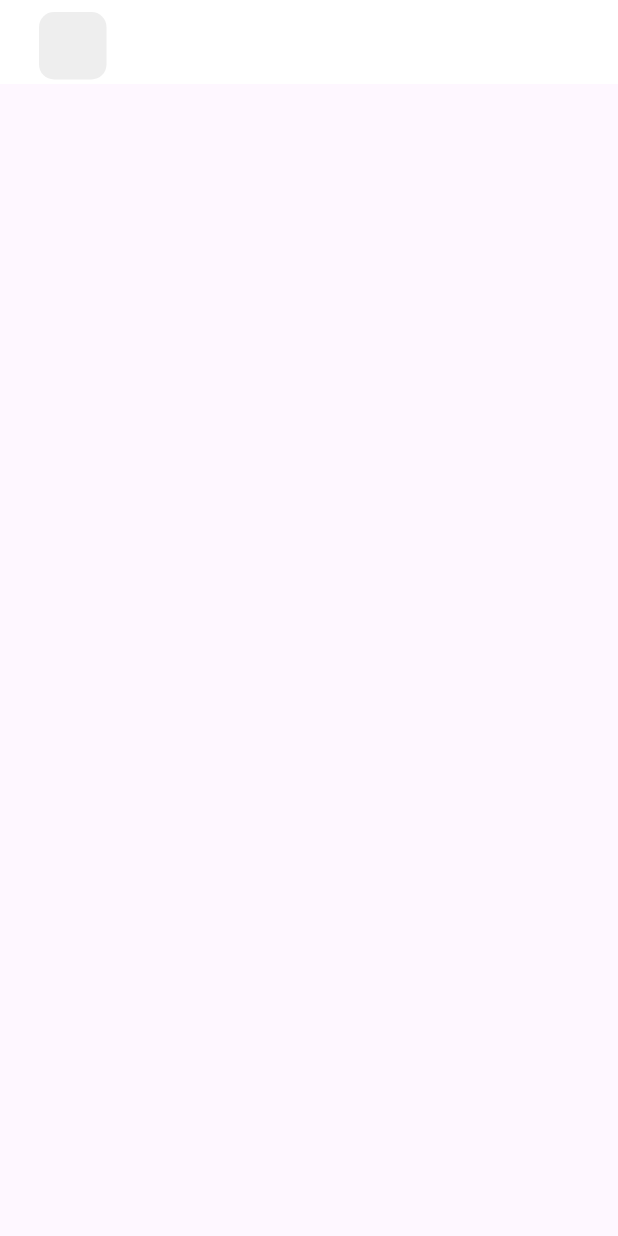
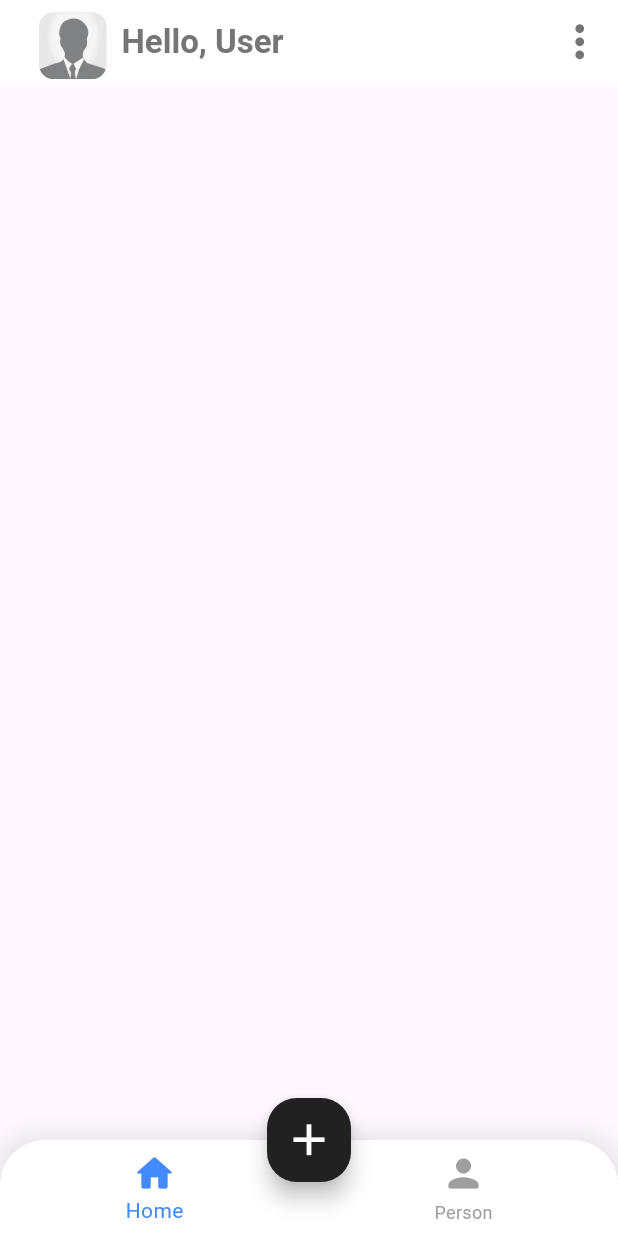
Before and after one commit to Shreyas20004/Task_manager, a Flutter app: the screen it shows after launch, on a phone screen of 412 x 824 dp. Run offline on Flutter 3.47's test engine with Material 3 defaults, Android fonts, the phone set to English and light mode, and no system bars; statements that could not run were skipped.

Commit message:
Some changes

```diff
--- a/lib/screens/Homepage.dart
+++ b/lib/screens/Homepage.dart
@@ -1,4 +1,5 @@
 import 'package:flutter/material.dart';
+import 'package:flutter/widgets.dart';
 import  'package:tms/Widgets/constatant.dart';
 
 class MyHomepage extends StatefulWidget {
@@ -9,12 +10,65 @@ class MyHomepage extends StatefulWidget {
 }
 
 class _MyHomepageState extends State<MyHomepage> {
+  List<Widget> pages=[
+    Homepage(),
+  ];
+  int activeIndex=0;
   @override
   Widget build(BuildContext context) {
     return Scaffold(
       appBar: _buildAppBar(),
+     bottomNavigationBar: Container(
+      decoration: BoxDecoration(
+        borderRadius: BorderRadius.only(
+          topLeft: Radius.circular(30),
+          topRight: Radius.circular(30),
+        ),
+        boxShadow: [
+          BoxShadow(
+            color: Colors.grey.withOpacity(0.2),
+            blurRadius: 10,
+            spreadRadius: 5,
+          )
+        ]
+      ),
+      child: ClipRRect(
+        borderRadius: BorderRadius.only(
+          topLeft: Radius.circular(30),
+          topRight: Radius.circular(30),
+        ),
+        child: BottomNavigationBar(
+          backgroundColor: kwhite,
+          selectedItemColor: Colors.blueAccent,
+          unselectedItemColor: Colors.grey,
+          items: const [
+             const BottomNavigationBarItem(
+              icon: Icon(Icons.home_rounded,size: 30),
+              label: "Home",
+            ),
+            const BottomNavigationBarItem(
+               icon:Icon(Icons.person_rounded,size: 30),
+              label: "Person",
+              ),
+          ],
+        onTap: (index){
+           setState((){
+            activeIndex=index;
+           });
+           },
+        )
+      ),
+     ),
+      floatingActionButton: FloatingActionButton(onPressed: (){},
+     shape: RoundedRectangleBorder(
+      borderRadius: BorderRadius.circular(20),
+     ),
+    backgroundColor: kdark,
+    child: Icon(Icons.add,color: kwhite,size: 35,),
+    ),
+    floatingActionButtonLocation: FloatingActionButtonLocation.centerDocked,
+     );
 
-    );
   }
 }
 
@@ -33,9 +87,32 @@ AppBar _buildAppBar(){
             borderRadius: BorderRadius.circular(10)
 
           ),
-        )
+          child: ClipRRect(
+            borderRadius: BorderRadius.circular(10),
+            child: Image.asset('assets/img1.jpeg'),
+
+          ),
+        ),
+        SizedBox(width: 10),
+        Text(
+          'Hello, User',
+          style: TextStyle(
+            color: Colors.grey.shade600,
+            fontSize: 22,
+            fontWeight: FontWeight.bold
+          ),
+         )
       ]
     )
-
-  );
+    ,actions: <Widget>[
+      IconButton(
+        icon: Icon(
+          Icons.more_vert,
+          color: Colors.grey.shade600,
+          size:35,
+        )
+        ,onPressed: (){},
+      )
+     ],
+   );
 }
```
